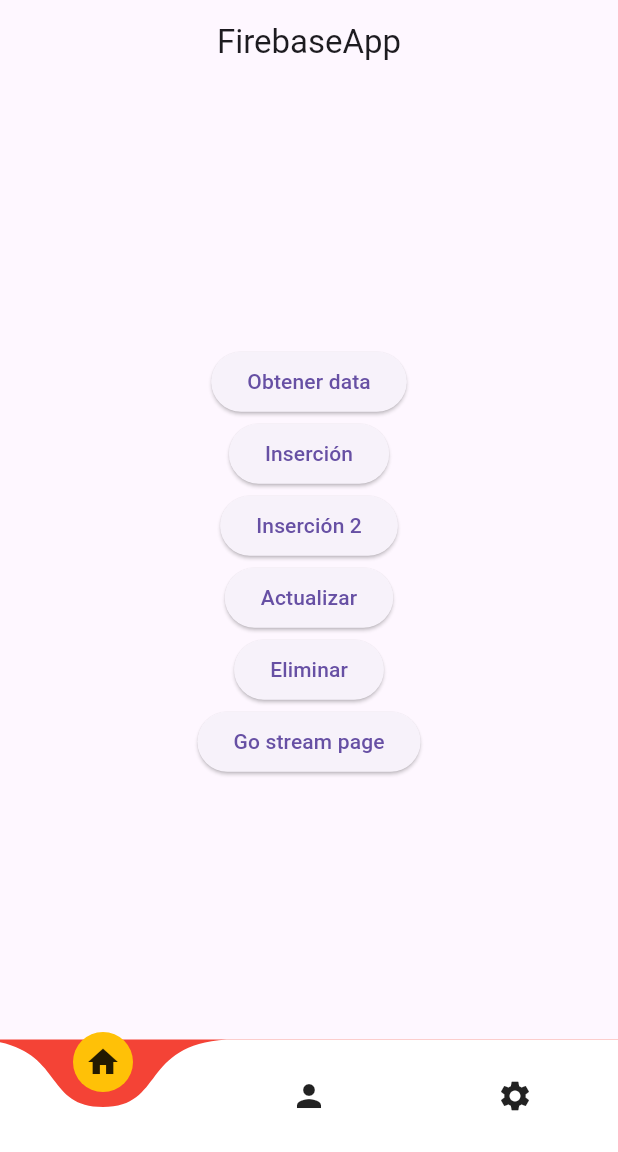
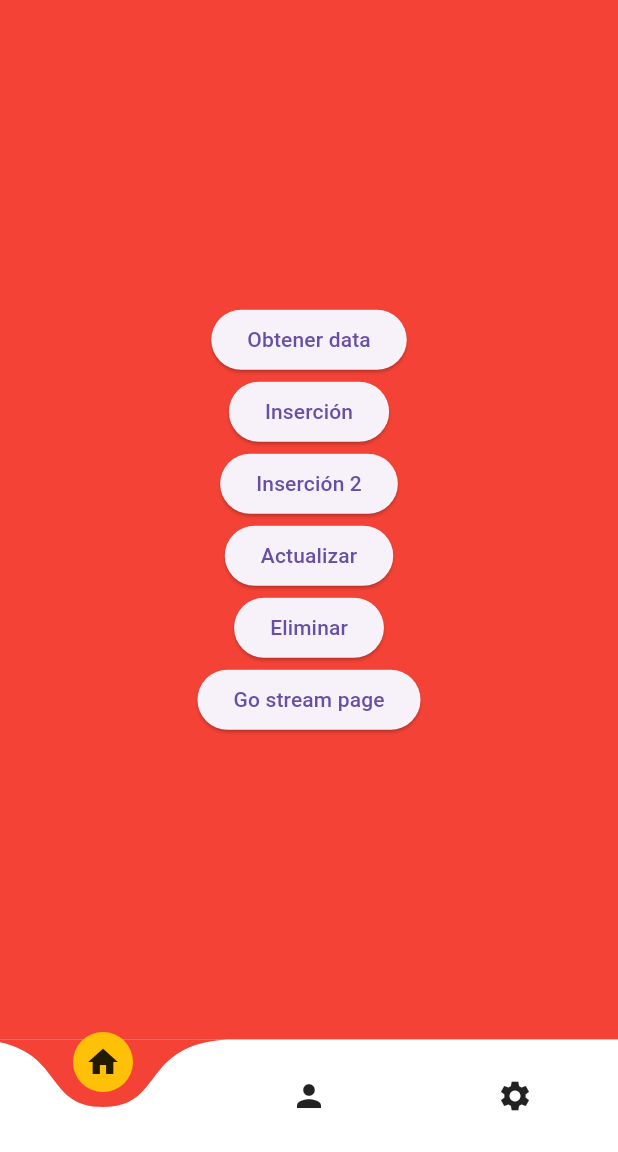
Before and after one commit to fr4nsgallegos/connectionfirebase2, a Flutter app: the screen it shows after launch, on a phone screen of 412 x 824 dp, the part 84-1236 px from its top. Run offline on Flutter 3.47's test engine with Material 3 defaults, Android fonts, the phone set to English and light mode, and no system bars; drawn by our look-alikes of curved_navigation_bar; our stand-ins replace cloud_firestore, firebase_auth, firebase_core, google_sign_in; accounts and stored records are empty.

Commit message:
map pages

```diff
--- a/lib/pages/home_page.dart
+++ b/lib/pages/home_page.dart
@@ -3,18 +3,21 @@
 import 'package:flutter/material.dart';
 
 class HomePage extends StatelessWidget {
+  Color bgColor;
+  HomePage({required this.bgColor});
   CollectionReference usersReference =
       FirebaseFirestore.instance.collection('USERS');
   @override
   Widget build(BuildContext context) {
     return SafeArea(
       child: Scaffold(
-        appBar: AppBar(
-          title: const Text(
-            "FirebaseApp",
-          ),
-          centerTitle: true,
-        ),
+        backgroundColor: bgColor,
+        // appBar: AppBar(
+        //   title: const Text(
+        //     "FirebaseApp",
+        //   ),
+        //   centerTitle: true,
+        // ),
         body: Center(
           child: Column(
             mainAxisAlignment: MainAxisAlignment.center,
@@ -79,8 +82,12 @@
               ),
               ElevatedButton(
                 onPressed: () {
-                  Navigator.push(context,
-                      MaterialPageRoute(builder: (context) => StreamPage()));
+                  Navigator.push(
+                      context,
+                      MaterialPageRoute(
+                          builder: (context) => StreamPage(
+                                bgColor: Colors.red,
+                              )));
                 },
                 child: Text("Go stream page"),
               ),
--- a/lib/pages/tab_bar_page.dart
+++ b/lib/pages/tab_bar_page.dart
@@ -12,10 +12,13 @@
 class _TabBarPageState extends State<TabBarPage> {
   int _activePageIndex = 0;
   final PageController _pageController = PageController(initialPage: 0);
+
   List<Widget> _pages = [
-    HomePage(),
-    CreatePage(),
-    StreamPage(),
+    HomePage(bgColor: Colors.red),
+    CreatePage(
+      bgColor: Colors.red,
+    ),
+    StreamPage(bgColor: Colors.red),
   ];
 
   @override
```
Also changed, not shown: lib/pages/create_page.dart (+7 -2 lines), lib/pages/stream_page.dart (+6 -3 lines), lib/utils/tab_amap.dart (added, +21 -0 lines).
